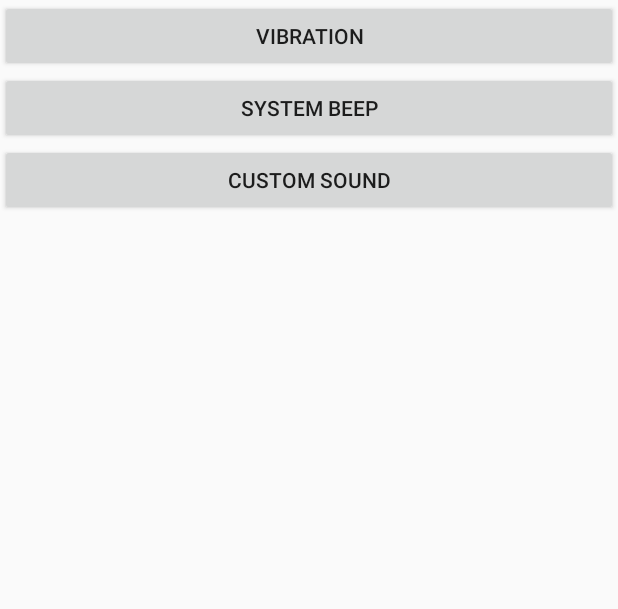
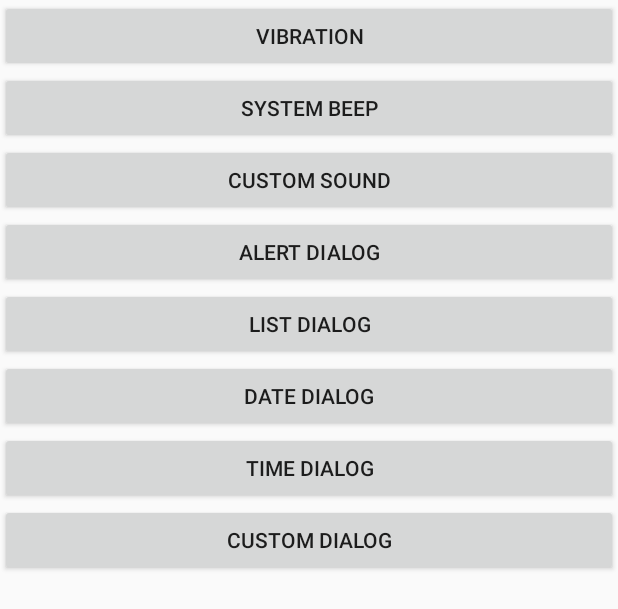
Before and after one commit to ye-geeee/AndroidPractice, an Android app: the layout activity_main.xml on its own in the app's theme, with its tools: preview values and no code run, on a phone screen of 412 x 824 dp. Shown: the top 609 px of the screen. Run offline under Robolectric (Android 15) with nearby library versions, the phone set to English and light mode, and no system bars.

Commit message:
[UI] Dialog functiong - add alert dialog - add list dialog - add date dialog - add time dialog - add custom dialog

```diff
--- a/alarmexample/src/main/res/layout/activity_main.xml
+++ b/alarmexample/src/main/res/layout/activity_main.xml
@@ -26,4 +26,34 @@
         android:layout_height="wrap_content"
         android:text="Custom Sound" />
 
+    <Button
+        android:id="@+id/btn_alert"
+        android:layout_width="match_parent"
+        android:layout_height="wrap_content"
+        android:text="alert dialog" />
+
+    <Button
+        android:id="@+id/btn_list"
+        android:layout_width="match_parent"
+        android:layout_height="wrap_content"
+        android:text="list dialog" />
+
+    <Button
+        android:id="@+id/btn_date"
+        android:layout_width="match_parent"
+        android:layout_height="wrap_content"
+        android:text="date dialog" />
+
+    <Button
+        android:id="@+id/btn_time"
+        android:layout_width="match_parent"
+        android:layout_height="wrap_content"
+        android:text="time dialog" />
+
+    <Button
+        android:id="@+id/btn_custom"
+        android:layout_width="match_parent"
+        android:layout_height="wrap_content"
+        android:text="custom dialog" />
+
 </LinearLayout>
```
Also changed, not shown: alarmexample/src/main/java/com/example/alarmexample/MainActivity.java (+122 -0 lines), alarmexample/src/main/res/layout/usbdialog_layout.xml (added, +40 -0 lines), alarmexample/src/main/res/values/arrays.xml (added, +12 -0 lines).
